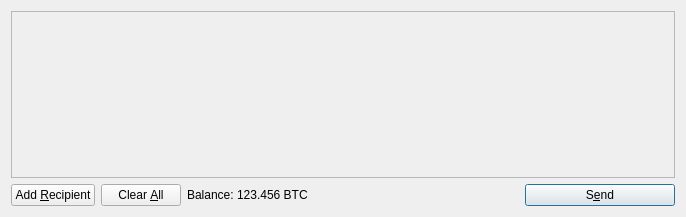
Before: the Qt Designer form src/qt/forms/sendcoinsdialog.ui in chadinu/coinasta, drawn with Qt 5.
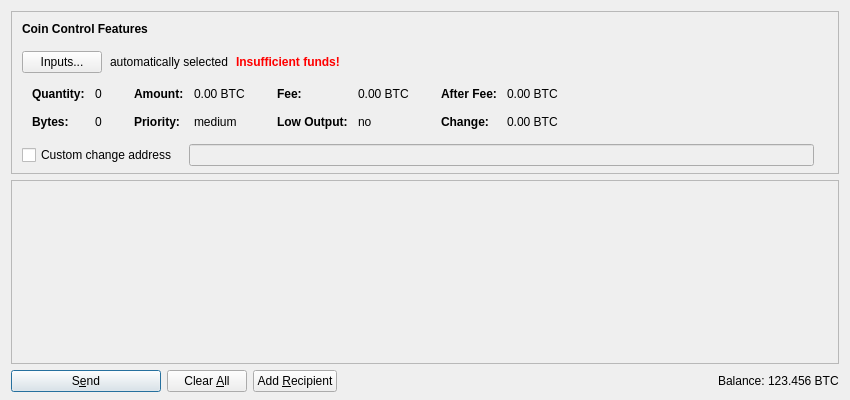
After: the same form once the commit is applied. Icons and pictures are not drawn. Custom widgets are drawn as their Qt base class.

Diff of the .ui file:
```diff
--- a/src/qt/forms/sendcoinsdialog.ui
+++ b/src/qt/forms/sendcoinsdialog.ui
@@ -6,14 +6,603 @@
    <rect>
     <x>0</x>
     <y>0</y>
-    <width>686</width>
-    <height>217</height>
+    <width>850</width>
+    <height>400</height>
    </rect>
   </property>
   <property name="windowTitle">
    <string>Send Coins</string>
   </property>
-  <layout class="QVBoxLayout" name="verticalLayout">
+  <layout class="QVBoxLayout" name="verticalLayout" stretch="0,1,0">
+   <property name="bottomMargin">
+    <number>8</number>
+   </property>
+   <item>
+    <widget class="QFrame" name="frameCoinControl">
+     <property name="sizePolicy">
+      <sizepolicy hsizetype="Expanding" vsizetype="Expanding">
+       <horstretch>0</horstretch>
+       <verstretch>0</verstretch>
+      </sizepolicy>
+     </property>
+     <property name="maximumSize">
+      <size>
+       <width>16777215</width>
+       <height>16777215</height>
+      </size>
+     </property>
+     <property name="frameShape">
+      <enum>QFrame::StyledPanel</enum>
+     </property>
+     <property name="frameShadow">
+      <enum>QFrame::Sunken</enum>
+     </property>
+     <layout class="QVBoxLayout" name="verticalLayoutCoinControl2">
+      <property name="spacing">
+       <number>0</number>
+      </property>
+      <property name="leftMargin">
+       <number>0</number>
+      </property>
+      <property name="topMargin">
+       <number>0</number>
+      </property>
+      <property name="rightMargin">
+       <number>0</number>
+      </property>
+      <property name="bottomMargin">
+       <number>6</number>
+      </property>
+      <item>
+       <layout class="QVBoxLayout" name="verticalLayoutCoinControl" stretch="0,0,0,0,1">
+        <property name="spacing">
+         <number>0</number>
+        </property>
+        <property name="leftMargin">
+         <number>10</number>
+        </property>
+        <property name="topMargin">
+         <number>10</number>
+        </property>
+        <item>
+         <layout class="QHBoxLayout" name="horizontalLayoutCoinControl1">
+          <property name="bottomMargin">
+           <number>15</number>
+          </property>
+          <item>
+           <widget class="QLabel" name="labelCoinControlFeatures">
+            <property name="sizePolicy">
+             <sizepolicy hsizetype="Preferred" vsizetype="Maximum">
+              <horstretch>0</horstretch>
+              <verstretch>0</verstretch>
+             </sizepolicy>
+            </property>
+            <property name="font">
+             <font>
+              <weight>75</weight>
+              <bold>true</bold>
+             </font>
+            </property>
+            <property name="styleSheet">
+             <string notr="true">font-weight:bold;</string>
+            </property>
+            <property name="text">
+             <string>Coin Control Features</string>
+            </property>
+           </widget>
+          </item>
+         </layout>
+        </item>
+        <item>
+         <layout class="QHBoxLayout" name="horizontalLayoutCoinControl2" stretch="0,0,0,0">
+          <property name="spacing">
+           <number>8</number>
+          </property>
+          <property name="bottomMargin">
+           <number>10</number>
+          </property>
+          <item>
+           <widget class="QPushButton" name="pushButtonCoinControl">
+            <property name="styleSheet">
+             <string notr="true"/>
+            </property>
+            <property name="text">
+             <string>Inputs...</string>
+            </property>
+           </widget>
+          </item>
+          <item>
+           <widget class="QLabel" name="labelCoinControlAutomaticallySelected">
+            <property name="text">
+             <string>automatically selected</string>
+            </property>
+            <property name="margin">
+             <number>5</number>
+            </property>
+           </widget>
+          </item>
+          <item>
+           <widget class="QLabel" name="labelCoinControlInsuffFunds">
+            <property name="font">
+             <font>
+              <weight>75</weight>
+              <bold>true</bold>
+             </font>
+            </property>
+            <property name="styleSheet">
+             <string notr="true">color:red;font-weight:bold;</string>
+            </property>
+            <property name="text">
+             <string>Insufficient funds!</string>
+            </property>
+            <property name="margin">
+             <number>5</number>
+            </property>
+           </widget>
+          </item>
+          <item>
+           <spacer name="horizontalSpacerCoinControl">
+            <property name="orientation">
+             <enum>Qt::Horizontal</enum>
+            </property>
+            <property name="sizeHint" stdset="0">
+             <size>
+              <width>40</width>
+              <height>1</height>
+             </size>
+            </property>
+           </spacer>
+          </item>
+         </layout>
+        </item>
+        <item>
+         <widget class="QWidget" name="widgetCoinControl" native="true">
+          <property name="sizePolicy">
+           <sizepolicy hsizetype="Preferred" vsizetype="Preferred">
+            <horstretch>0</horstretch>
+            <verstretch>0</verstretch>
+           </sizepolicy>
+          </property>
+          <property name="minimumSize">
+           <size>
+            <width>0</width>
+            <height>0</height>
+           </size>
+          </property>
+          <property name="styleSheet">
+           <string notr="true"/>
+          </property>
+          <layout class="QHBoxLayout" name="horizontalLayoutCoinControl5">
+           <property name="leftMargin">
+            <number>0</number>
+           </property>
+           <property name="topMargin">
+            <number>0</number>
+           </property>
+           <property name="rightMargin">
+            <number>0</number>
+           </property>
+           <property name="bottomMargin">
+            <number>0</number>
+           </property>
+           <item>
+            <layout class="QHBoxLayout" name="horizontalLayoutCoinControl3" stretch="0,0,0,1">
+             <property name="spacing">
+              <number>20</number>
+             </property>
+             <property name="topMargin">
+              <number>0</number>
+             </property>
+             <property name="bottomMargin">
+              <number>10</number>
+             </property>
+             <item>
+              <layout class="QFormLayout" name="formLayoutCoinControl1">
+               <property name="horizontalSpacing">
+                <number>10</number>
+               </property>
+               <property name="verticalSpacing">
+                <number>14</number>
+               </property>
+               <property name="leftMargin">
+                <number>10</number>
+               </property>
+               <property name="topMargin">
+                <number>4</number>
+               </property>
+               <property name="rightMargin">
+                <number>6</number>
+               </property>
+               <item row="0" column="0">
+                <widget class="QLabel" name="labelCoinControlQuantityText">
+                 <property name="font">
+                  <font>
+                   <weight>75</weight>
+                   <bold>true</bold>
+                  </font>
+                 </property>
+                 <property name="text">
+                  <string>Quantity:</string>
+                 </property>
+                 <property name="margin">
+                  <number>0</number>
+                 </property>
+                </widget>
+               </item>
+               <item row="0" column="1">
+                <widget class="QLabel" name="labelCoinControlQuantity">
+                 <property name="cursor">
+                  <cursorShape>IBeamCursor</cursorShape>
+                 </property>
+                 <property name="contextMenuPolicy">
+                  <enum>Qt::ActionsContextMenu</enum>
+                 </property>
+                 <property name="text">
+                  <string notr="true">0</string>
+                 </property>
+                 <property name="margin">
+                  <number>0</number>
+                 </property>
+                 <property name="textInteractionFlags">
+                  <set>Qt::LinksAccessibleByMouse|Qt::TextSelectableByKeyboard|Qt::TextSelectableByMouse</set>
+                 </property>
+                </widget>
+               </item>
+               <item row="1" column="0">
+                <widget class="QLabel" name="labelCoinControlBytesText">
+                 <property name="font">
+                  <font>
+                   <weight>75</weight>
+                   <bold>true</bold>
+                  </font>
+                 </property>
+                 <property name="text">
+                  <string>Bytes:</string>
+                 </property>
+                </widget>
+               </item>
+               <item row="1" column="1">
+                <widget class="QLabel" name="labelCoinControlBytes">
+                 <property name="cursor">
+                  <cursorShape>IBeamCursor</cursorShape>
+                 </property>
+                 <property name="contextMenuPolicy">
+                  <enum>Qt::ActionsContextMenu</enum>
+                 </property>
+                 <property name="text">
+                  <string notr="true">0</string>
+                 </property>
+                 <property name="textInteractionFlags">
+                  <set>Qt::LinksAccessibleByMouse|Qt::TextSelectableByKeyboard|Qt::TextSelectableByMouse</set>
+                 </property>
+                </widget>
+               </item>
+              </layout>
+             </item>
+             <item>
+              <layout class="QFormLayout" name="formLayoutCoinControl2">
+               <property name="horizontalSpacing">
+                <number>10</number>
+               </property>
+               <property name="verticalSpacing">
+                <number>14</number>
+               </property>
+               <property name="leftMargin">
+                <number>6</number>
+               </property>
+               <property name="topMargin">
+                <number>4</number>
+               </property>
+               <property name="rightMargin">
+                <number>6</number>
+               </property>
+               <item row="0" column="0">
+                <widget class="QLabel" name="labelCoinControlAmountText">
+                 <property name="font">
+                  <font>
+                   <weight>75</weight>
+                   <bold>true</bold>
+                  </font>
+                 </property>
+                 <property name="text">
+                  <string>Amount:</string>
+                 </property>
+                 <property name="margin">
+                  <number>0</number>
+                 </property>
+                </widget>
+               </item>
+               <item row="0" column="1">
+                <widget class="QLabel" name="labelCoinControlAmount">
+                 <property name="cursor">
+                  <cursorShape>IBeamCursor</cursorShape>
+                 </property>
+                 <property name="contextMenuPolicy">
+                  <enum>Qt::ActionsContextMenu</enum>
+                 </property>
+                 <property name="text">
+                  <string notr="true">0.00 BTC</string>
+                 </property>
+                 <property name="textInteractionFlags">
+                  <set>Qt::LinksAccessibleByMouse|Qt::TextSelectableByKeyboard|Qt::TextSelectableByMouse</set>
+                 </property>
+                </widget>
+               </item>
+               <item row="1" column="0">
+                <widget class="QLabel" name="labelCoinControlPriorityText">
+                 <property name="font">
+                  <font>
+                   <weight>75</weight>
+                   <bold>true</bold>
+                  </font>
+                 </property>
+                 <property name="text">
+                  <string>Priority:</string>
+                 </property>
+                </widget>
+               </item>
+               <item row="1" column="1">
+                <widget class="QLabel" name="labelCoinControlPriority">
+                 <property name="cursor">
+                  <cursorShape>IBeamCursor</cursorShape>
+                 </property>
+                 <property name="contextMenuPolicy">
+                  <enum>Qt::ActionsContextMenu</enum>
+                 </property>
+                 <property name="text">
+                  <string notr="true">medium</string>
+                 </property>
+                 <property name="textInteractionFlags">
+                  <set>Qt::LinksAccessibleByMouse|Qt::TextSelectableByKeyboard|Qt::TextSelectableByMouse</set>
+                 </property>
+                </widget>
+               </item>
+              </layout>
+             </item>
+             <item>
+              <layout class="QFormLayout" name="formLayoutCoinControl3">
+               <property name="horizontalSpacing">
+                <number>10</number>
+               </property>
+               <property name="verticalSpacing">
+                <number>14</number>
+               </property>
+               <property name="leftMargin">
+                <number>6</number>
+               </property>
+               <property name="topMargin">
+                <number>4</number>
+               </property>
+               <property name="rightMargin">
+                <number>6</number>
+               </property>
+               <item row="0" column="0">
+                <widget class="QLabel" name="labelCoinControlFeeText">
+                 <property name="font">
+                  <font>
+                   <weight>75</weight>
+                   <bold>true</bold>
+                  </font>
+                 </property>
+                 <property name="text">
+                  <string>Fee:</string>
+                 </property>
+                 <property name="margin">
+                  <number>0</number>
+                 </property>
+                </widget>
+               </item>
+               <item row="0" column="1">
+                <widget class="QLabel" name="labelCoinControlFee">
+                 <property name="cursor">
+                  <cursorShape>IBeamCursor</cursorShape>
+                 </property>
+                 <property name="contextMenuPolicy">
+                  <enum>Qt::ActionsContextMenu</enum>
+                 </property>
+                 <property name="text">
+                  <string notr="true">0.00 BTC</string>
+                 </property>
+                 <property name="textInteractionFlags">
+                  <set>Qt::LinksAccessibleByMouse|Qt::TextSelectableByKeyboard|Qt::TextSelectableByMouse</set>
+                 </property>
+                </widget>
+               </item>
+               <item row="1" column="0">
+                <widget class="QLabel" name="labelCoinControlLowOutputText">
+                 <property name="font">
+                  <font>
+                   <weight>75</weight>
+                   <bold>true</bold>
+                  </font>
+                 </property>
+                 <property name="text">
+                  <string>Low Output:</string>
+                 </property>
+                </widget>
+               </item>
+               <item row="1" column="1">
+                <widget class="QLabel" name="labelCoinControlLowOutput">
+                 <property name="cursor">
+                  <cursorShape>IBeamCursor</cursorShape>
+                 </property>
+                 <property name="contextMenuPolicy">
+                  <enum>Qt::ActionsContextMenu</enum>
+                 </property>
+                 <property name="text">
+                  <string notr="true">no</string>
+                 </property>
+                 <property name="textInteractionFlags">
+                  <set>Qt::LinksAccessibleByMouse|Qt::TextSelectableByKeyboard|Qt::TextSelectableByMouse</set>
+                 </property>
+                </widget>
+               </item>
+              </layout>
+             </item>
+             <item>
+              <layout class="QFormLayout" name="formLayoutCoinControl4">
+               <property name="horizontalSpacing">
+                <number>10</number>
+               </property>
+               <property name="verticalSpacing">
+                <number>14</number>
+               </property>
+               <property name="leftMargin">
+                <number>6</number>
+               </property>
+               <property name="topMargin">
+                <number>4</number>
+               </property>
+               <property name="rightMargin">
+                <number>6</number>
+               </property>
+               <item row="0" column="0">
+                <widget class="QLabel" name="labelCoinControlAfterFeeText">
+                 <property name="font">
+                  <font>
+                   <weight>75</weight>
+                   <bold>true</bold>
+                  </font>
+                 </property>
+                 <property name="text">
+                  <string>After Fee:</string>
+                 </property>
+                 <property name="margin">
+                  <number>0</number>
+                 </property>
+                </widget>
+               </item>
+               <item row="0" column="1">
+                <widget class="QLabel" name="labelCoinControlAfterFee">
+                 <property name="cursor">
+                  <cursorShape>IBeamCursor</cursorShape>
+                 </property>
+                 <property name="contextMenuPolicy">
+                  <enum>Qt::ActionsContextMenu</enum>
+                 </property>
+                 <property name="text">
+                  <string notr="true">0.00 BTC</string>
+                 </property>
+                 <property name="textInteractionFlags">
+                  <set>Qt::LinksAccessibleByMouse|Qt::TextSelectableByKeyboard|Qt::TextSelectableByMouse</set>
+                 </property>
+                </widget>
+               </item>
+               <item row="1" column="0">
+                <widget class="QLabel" name="labelCoinControlChangeText">
+                 <property name="font">
+                  <font>
+                   <weight>75</weight>
+                   <bold>true</bold>
+                  </font>
+                 </property>
+                 <property name="text">
+                  <string>Change:</string>
+                 </property>
+                </widget>
+               </item>
+               <item row="1" column="1">
+                <widget class="QLabel" name="labelCoinControlChange">
+                 <property name="cursor">
+                  <cursorShape>IBeamCursor</cursorShape>
+                 </property>
+                 <property name="contextMenuPolicy">
+                  <enum>Qt::ActionsContextMenu</enum>
+                 </property>
+                 <property name="text">
+                  <string notr="true">0.00 BTC</string>
+                 </property>
+                 <property name="textInteractionFlags">
+                  <set>Qt::LinksAccessibleByMouse|Qt::TextSelectableByKeyboard|Qt::TextSelectableByMouse</set>
+                 </property>
+                </widget>
+               </item>
+              </layout>
+             </item>
+            </layout>
+           </item>
+          </layout>
+         </widget>
+        </item>
+        <item>
+         <layout class="QHBoxLayout" name="horizontalLayoutCoinControl4" stretch="0,0,0">
+          <property name="spacing">
+           <number>12</number>
+          </property>
+          <property name="sizeConstraint">
+           <enum>QLayout::SetDefaultConstraint</enum>
+          </property>
+          <property name="topMargin">
+           <number>5</number>
+          </property>
+          <property name="rightMargin">
+           <number>5</number>
+          </property>
+          <item>
+           <widget class="QCheckBox" name="checkBoxCoinControlChange">
+            <property name="toolTip">
+             <string>If this is activated, but the change address is empty or invalid, change will be sent to a newly generated address.</string>
+            </property>
+            <property name="text">
+             <string>Custom change address</string>
+            </property>
+           </widget>
+          </item>
+          <item>
+           <widget class="QValidatedLineEdit" name="lineEditCoinControlChange">
+            <property name="enabled">
+             <bool>false</bool>
+            </property>
+            <property name="sizePolicy">
+             <sizepolicy hsizetype="Expanding" vsizetype="Fixed">
+              <horstretch>0</horstretch>
+              <verstretch>0</verstretch>
+             </sizepolicy>
+            </property>
+           </widget>
+          </item>
+          <item>
+           <widget class="QLabel" name="labelCoinControlChangeLabel">
+            <property name="sizePolicy">
+             <sizepolicy hsizetype="Preferred" vsizetype="Expanding">
+              <horstretch>0</horstretch>
+              <verstretch>0</verstretch>
+             </sizepolicy>
+            </property>
+            <property name="minimumSize">
+             <size>
+              <width>0</width>
+              <height>0</height>
+             </size>
+            </property>
+            <property name="text">
+             <string/>
+            </property>
+            <property name="margin">
+             <number>3</number>
+            </property>
+           </widget>
+          </item>
+         </layout>
+        </item>
+        <item>
+         <spacer name="verticalSpacerCoinControl">
+          <property name="orientation">
+           <enum>Qt::Vertical</enum>
+          </property>
+          <property name="sizeHint" stdset="0">
+           <size>
+            <width>800</width>
+            <height>1</height>
+           </size>
+          </property>
+         </spacer>
+        </item>
+       </layout>
+      </item>
+     </layout>
+    </widget>
+   </item>
    <item>
     <widget class="QScrollArea" name="scrollArea">
      <property name="widgetResizable">
@@ -24,12 +613,21 @@
        <rect>
         <x>0</x>
         <y>0</y>
-        <width>666</width>
-        <height>165</height>
+        <width>830</width>
+        <height>178</height>
        </rect>
       </property>
-      <layout class="QVBoxLayout" name="verticalLayout_2">
-       <property name="margin">
+      <layout class="QVBoxLayout" name="verticalLayout_2" stretch="0,1">
+       <property name="leftMargin">
+        <number>0</number>
+       </property>
+       <property name="topMargin">
+        <number>0</number>
+       </property>
+       <property name="rightMargin">
+        <number>0</number>
+       </property>
+       <property name="bottomMargin">
         <number>0</number>
        </property>
        <item>
@@ -59,19 +657,25 @@
    <item>
     <layout class="QHBoxLayout" name="horizontalLayout">
      <item>
-      <widget class="QPushButton" name="addButton">
+      <widget class="QPushButton" name="sendButton">
+       <property name="minimumSize">
+        <size>
+         <width>150</width>
+         <height>0</height>
+        </size>
+       </property>
        <property name="toolTip">
         <string>Send to multiple recipients at once</string>
        </property>
        <property name="text">
-        <string>Add &amp;Recipient</string>
+        <string>S&amp;end</string>
        </property>
        <property name="icon">
         <iconset resource="../bitcoin.qrc">
          <normaloff>:/icons/add</normaloff>:/icons/add</iconset>
        </property>
-       <property name="autoDefault">
-        <bool>false</bool>
+       <property name="default">
+        <bool>true</bool>
        </property>
       </widget>
      </item>
@@ -101,6 +705,36 @@
        </property>
       </widget>
      </item>
+     <item>
+      <widget class="QPushButton" name="addButton">
+       <property name="toolTip">
+        <string>Send to multiple recipients at once</string>
+       </property>
+       <property name="text">
+        <string>Add &amp;Recipient</string>
+       </property>
+       <property name="icon">
+        <iconset resource="../bitcoin.qrc">
+         <normaloff>:/icons/add</normaloff>:/icons/add</iconset>
+       </property>
+       <property name="autoDefault">
+        <bool>false</bool>
+       </property>
+      </widget>
+     </item>
+     <item>
+      <spacer name="horizontalSpacer">
+       <property name="orientation">
+        <enum>Qt::Horizontal</enum>
+       </property>
+       <property name="sizeHint" stdset="0">
+        <size>
+         <width>40</width>
+         <height>20</height>
+        </size>
+       </property>
+      </spacer>
+     </item>
      <item>
       <layout class="QHBoxLayout" name="horizontalLayout_2">
        <property name="spacing">
@@ -128,46 +762,17 @@
        </item>
       </layout>
      </item>
-     <item>
-      <spacer name="horizontalSpacer">
-       <property name="orientation">
-        <enum>Qt::Horizontal</enum>
-       </property>
-       <property name="sizeHint" stdset="0">
-        <size>
-         <width>40</width>
-         <height>20</height>
-        </size>
-       </property>
-      </spacer>
-     </item>
-     <item>
-      <widget class="QPushButton" name="sendButton">
-       <property name="minimumSize">
-        <size>
-         <width>150</width>
-         <height>0</height>
-        </size>
-       </property>
-       <property name="toolTip">
-        <string>Confirm the send action</string>
-       </property>
-       <property name="text">
-        <string>S&amp;end</string>
-       </property>
-       <property name="icon">
-        <iconset resource="../bitcoin.qrc">
-         <normaloff>:/icons/send</normaloff>:/icons/send</iconset>
-       </property>
-       <property name="default">
-        <bool>true</bool>
-       </property>
-      </widget>
-     </item>
     </layout>
    </item>
   </layout>
  </widget>
+ <customwidgets>
+  <customwidget>
+   <class>QValidatedLineEdit</class>
+   <extends>QLineEdit</extends>
+   <header>qvalidatedlineedit.h</header>
+  </customwidget>
+ </customwidgets>
  <resources>
   <include location="../bitcoin.qrc"/>
  </resources>
```
Left out of the diff: 8 changed lines with no effect on the pictures.
